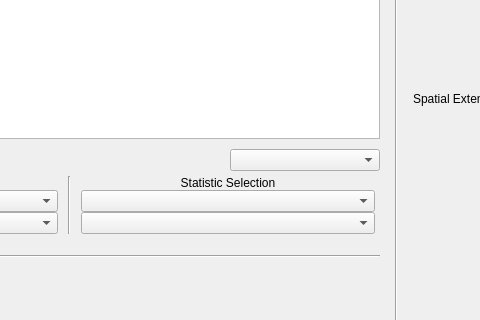
The window that apps/vaporgui/statsWindow.ui (StasJ/vapor-formatted) describes before a commit, drawn with Qt 5; both pictures show x 261 to 741 and y 86 to 406 of the 1099 by 709 pixel window.
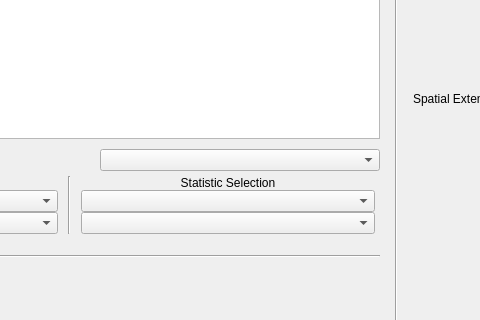
The same window after the commit. Custom widgets are drawn as their Qt base class.

Commit message: bigger combo for data source

The edit to the form file:
```diff
--- a/apps/vaporgui/statsWindow.ui
+++ b/apps/vaporgui/statsWindow.ui
@@ -135,7 +135,7 @@
             <widget class="QComboBox" name="DataMgrCombo">
              <property name="minimumSize">
               <size>
-               <width>150</width>
+               <width>280</width>
                <height>0</height>
               </size>
              </property>
```
